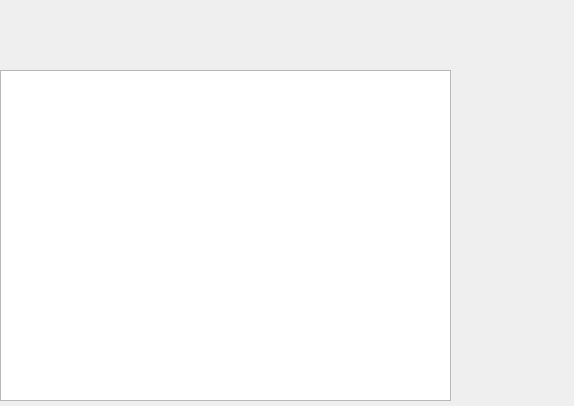
Qt form dialog.ui (Patryk-Chodakowski/Race_manager) before a commit.
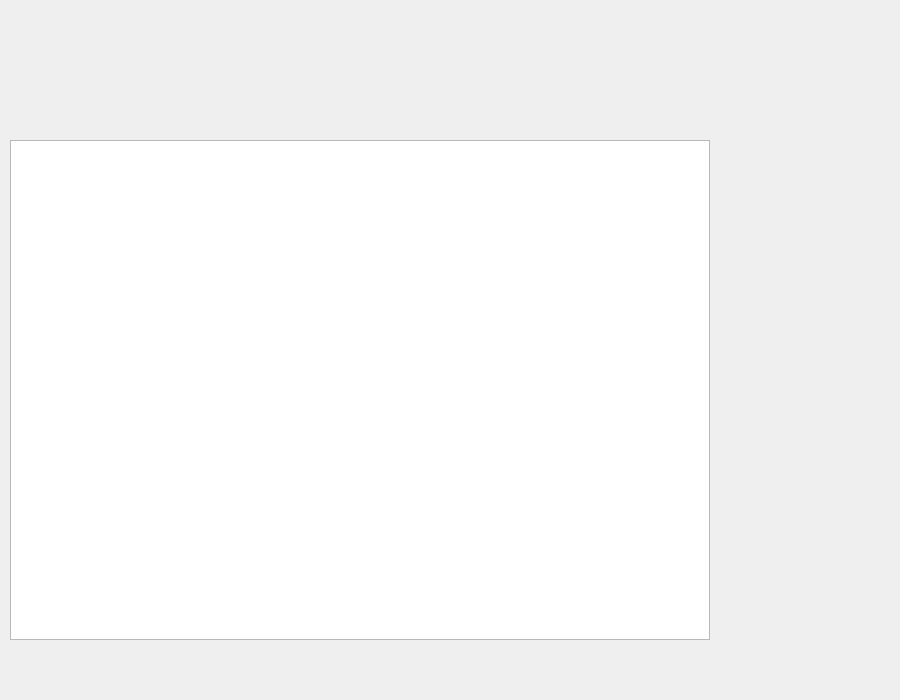
The same form after that commit.

```diff
--- a/dialog.ui
+++ b/dialog.ui
@@ -6,22 +6,75 @@
    <rect>
     <x>0</x>
     <y>0</y>
-    <width>574</width>
-    <height>406</height>
+    <width>900</width>
+    <height>700</height>
    </rect>
   </property>
+  <property name="sizePolicy">
+   <sizepolicy hsizetype="Fixed" vsizetype="Fixed">
+    <horstretch>0</horstretch>
+    <verstretch>0</verstretch>
+   </sizepolicy>
+  </property>
+  <property name="minimumSize">
+   <size>
+    <width>900</width>
+    <height>700</height>
+   </size>
+  </property>
+  <property name="maximumSize">
+   <size>
+    <width>900</width>
+    <height>700</height>
+   </size>
+  </property>
   <property name="windowTitle">
-   <string>Dialog</string>
+   <string>Wyścig</string>
+  </property>
+  <property name="sizeGripEnabled">
+   <bool>false</bool>
   </property>
   <widget class="QGraphicsView" name="graphicsView">
    <property name="geometry">
     <rect>
-     <x>0</x>
-     <y>70</y>
-     <width>451</width>
-     <height>331</height>
+     <x>10</x>
+     <y>140</y>
+     <width>700</width>
+     <height>500</height>
     </rect>
    </property>
+   <property name="sizePolicy">
+    <sizepolicy hsizetype="Fixed" vsizetype="Fixed">
+     <horstretch>0</horstretch>
+     <verstretch>0</verstretch>
+    </sizepolicy>
+   </property>
+   <property name="verticalScrollBarPolicy">
+    <enum>Qt::ScrollBarAlwaysOff</enum>
+   </property>
+   <property name="horizontalScrollBarPolicy">
+    <enum>Qt::ScrollBarAlwaysOff</enum>
+   </property>
+   <property name="interactive">
+    <bool>false</bool>
+   </property>
+   <property name="sceneRect">
+    <rectf>
+     <x>0.000000000000000</x>
+     <y>0.000000000000000</y>
+     <width>700.000000000000000</width>
+     <height>500.000000000000000</height>
+    </rectf>
+   </property>
+   <property name="alignment">
+    <set>Qt::AlignLeading|Qt::AlignLeft|Qt::AlignTop</set>
+   </property>
+   <property name="transformationAnchor">
+    <enum>QGraphicsView::NoAnchor</enum>
+   </property>
+   <property name="viewportUpdateMode">
+    <enum>QGraphicsView::NoViewportUpdate</enum>
+   </property>
   </widget>
  </widget>
  <resources/>
```
